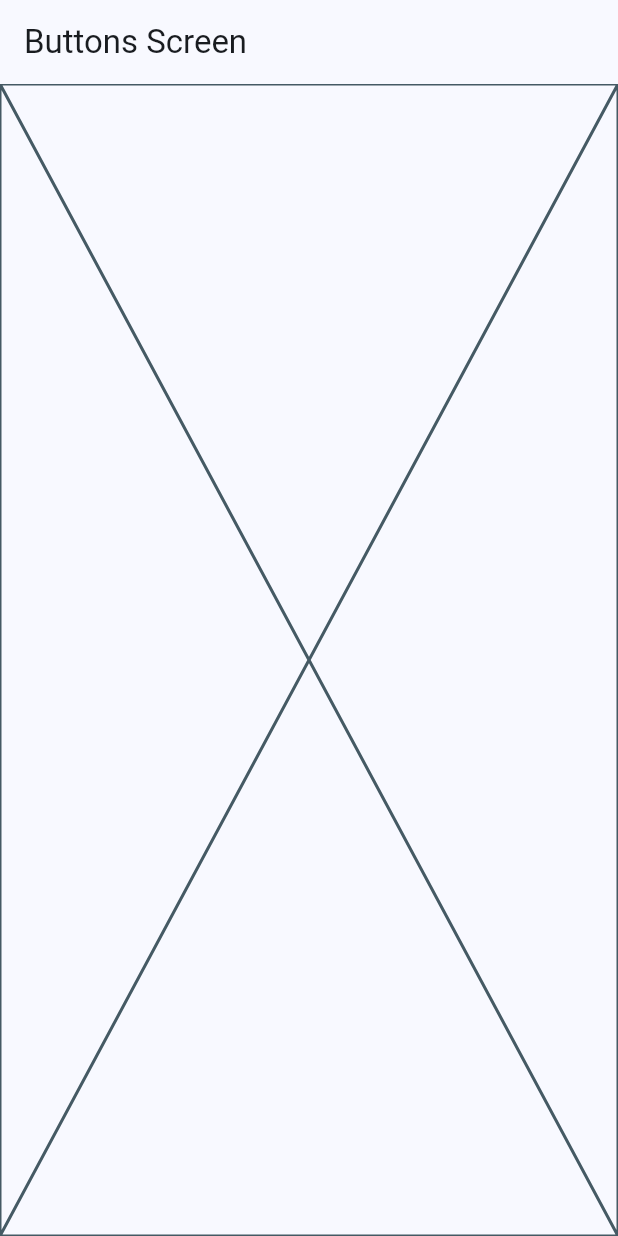
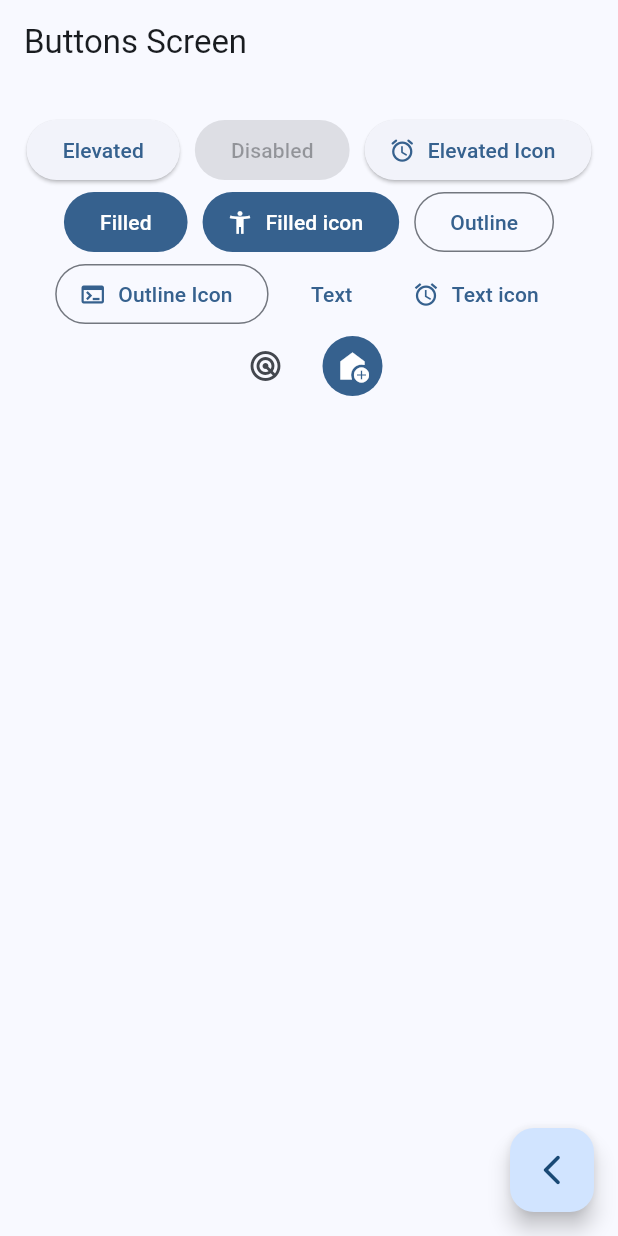
Before and after one commit to DSOscarDev/widgets_app, a Flutter app: the ButtonsScreen screen opened by its route, on a phone screen of 412 x 824 dp. Run offline on Flutter 3.47's test engine with Material 3 defaults, Android fonts, the phone set to English and light mode, and no system bars; our stand-ins replace go_router.

Commit message:
butones tipos

```diff
--- a/lib/presentation/screens/buttons/buttons_screen.dart
+++ b/lib/presentation/screens/buttons/buttons_screen.dart
@@ -1,4 +1,5 @@
 import 'package:flutter/material.dart';
+import 'package:go_router/go_router.dart';
 
 class ButtonsScreen extends StatelessWidget {
 
@@ -12,7 +13,77 @@ class ButtonsScreen extends StatelessWidget {
       appBar: AppBar(
         title: const Text('Buttons Screen'),
       ),
-      body: const Placeholder(),
+      body: const _ButtonsView(),
+      floatingActionButton: FloatingActionButton(
+        child: Icon(Icons.arrow_back_ios_new_rounded),
+        onPressed: () {
+          context.pop();
+        },
+      ),
     );
   }
 }
+
+class _ButtonsView extends StatelessWidget {
+
+  const _ButtonsView();
+
+  @override
+  Widget build(BuildContext context) {
+
+    final colors = Theme.of(context).colorScheme;
+
+    return SizedBox(
+      width: double.infinity,
+      child: Padding(
+        padding: const EdgeInsets.symmetric(horizontal: 10, vertical: 20),
+        child: Wrap(
+          spacing: 10,
+          alignment: WrapAlignment.center,
+          children: [
+            ElevatedButton(onPressed: () {}, child: const Text('Elevated')),
+            const ElevatedButton(onPressed: null, child: Text('Disabled')),
+            ElevatedButton.icon(
+              onPressed: (){},
+              icon: const Icon(Icons.access_alarm_rounded),
+              label: const Text('Elevated Icon')
+            ),
+            FilledButton(onPressed: (){}, child: const Text('Filled')),
+            FilledButton.icon(
+              onPressed: (){},
+              icon: const Icon(Icons.accessibility_new),
+              label: const Text('Filled icon')
+            ),
+            OutlinedButton(onPressed: (){}, child: const Text('Outline')),
+            OutlinedButton.icon(
+              onPressed: (){},
+              icon: const Icon(Icons.terminal),
+              label: const Text('Outline Icon')
+            ),
+            TextButton(onPressed: (){}, child: const Text('Text')),
+            TextButton.icon(
+              onPressed: (){},
+              icon: const Icon(Icons.access_alarm),
+              label: const Text('Text icon')
+            ),
+
+            // TODO:  custom button
+
+
+            IconButton(onPressed: (){}, icon: const Icon(Icons.radar_outlined)),
+            IconButton(
+              onPressed: (){},
+              icon: const Icon(Icons.add_home),
+              style: ButtonStyle(
+                backgroundColor: MaterialStatePropertyAll(colors.primary) ,
+                iconColor: const MaterialStatePropertyAll(Colors.white)
+              ),
+            ),
+
+
+          ],
+        ),
+      ),
+    );
+  }
+}
--- a/lib/presentation/screens/home/home_screen.dart
+++ b/lib/presentation/screens/home/home_screen.dart
@@ -1,7 +1,7 @@
 import 'package:flutter/material.dart';
 import 'package:go_router/go_router.dart';
 import 'package:widgets_app/config/menu/menu_items.dart';
-import 'package:widgets_app/presentation/screens/cards/cards_screen.dart';
+//import 'package:widgets_app/presentation/screens/cards/cards_screen.dart';
 
 class HomeScreen extends StatelessWidget {
 
```
